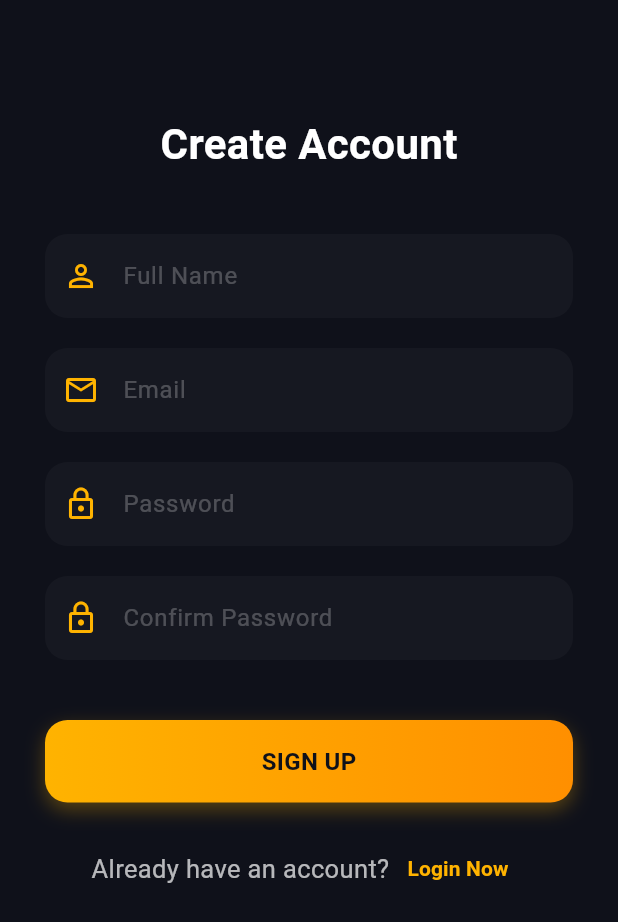
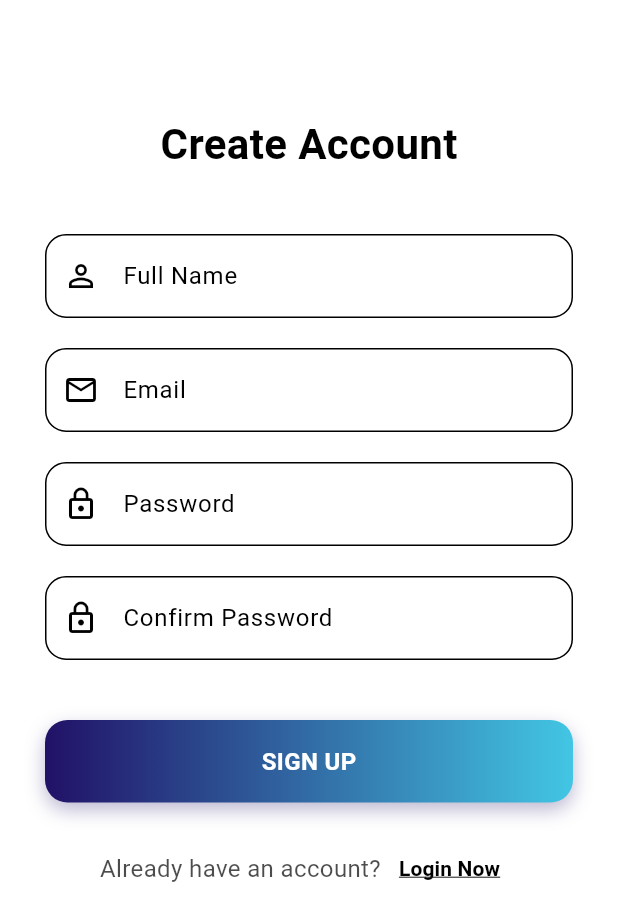
Before and after one commit to Wajhi-5092/my_fyp, a Flutter app: the screen it shows after launch, after a tap on "Sign Up", on a phone screen of 412 x 824 dp. Shown: the top 922 px of the screen. Run offline on Flutter 3.47's test engine with Material 3 defaults, Android fonts, the phone set to English and light mode, and no system bars; our stand-ins replace avatar_glow, connectivity_plus, flutter_highlight, shared_preferences, speech_to_text.

```diff
--- a/lib/core/widgets/custom_snackbar.dart
+++ b/lib/core/widgets/custom_snackbar.dart
@@ -33,8 +33,8 @@ class CustomSnackBar {
           ],
         ),
         backgroundColor: isError
-            ? Colors.redAccent.withValues(alpha: 0.8)
-            : const Color(0xFF00E5FF).withValues(alpha: 0.8),
+            ? const Color.fromARGB(255, 206, 37, 37).withValues(alpha: 0.8)
+            : const Color.fromARGB(255, 1, 181, 49).withValues(alpha: 0.8),
         behavior: SnackBarBehavior.floating,
         shape: RoundedRectangleBorder(borderRadius: BorderRadius.circular(12)),
         margin: const EdgeInsets.all(16),
--- a/lib/features/auth/screens/login_screen.dart
+++ b/lib/features/auth/screens/login_screen.dart
@@ -58,7 +58,7 @@ class _LoginScreenState extends State<LoginScreen>
   @override
   Widget build(BuildContext context) {
     return Scaffold(
-      backgroundColor: const Color(0xFF0F111A),
+      backgroundColor: const Color.fromARGB(255, 254, 254, 254),
       body: SingleChildScrollView(
         child: SafeArea(
           child: Padding(
@@ -86,17 +86,33 @@ class _LoginScreenState extends State<LoginScreen>
                 ),
 
                 const SizedBox(height: 20),
-                const Text(
-                  "Welcome Back",
-                  style: TextStyle(
-                    color: Colors.white,
-                    fontSize: 28,
-                    fontWeight: FontWeight.bold,
+                ShaderMask(
+                  shaderCallback: (bounds) => const LinearGradient(
+                    colors: [
+                      Color.fromARGB(255, 33, 17, 103),
+                      Color.fromARGB(255, 66, 198, 227),
+                    ],
+                    begin: Alignment.centerLeft,
+                    end: Alignment.centerRight,
+                  ).createShader(bounds),
+                  child: const Text(
+                    "Welcome Back",
+                    style: TextStyle(
+                      color: Colors.white,
+                      fontSize: 28,
+                      fontWeight: FontWeight.bold,
+                      fontFamily: 'Poppins',
+                    ),
                   ),
                 ),
                 const Text(
-                  "Login to your VoiceNoteX account",
-                  style: TextStyle(color: Colors.white54),
+                  "Login to your VoiceNoteX Account",
+                  style: TextStyle(
+                    color: Color.fromARGB(255, 9, 9, 24),
+                    fontSize: 15,
+                    fontFamily: 'Poppins',
+                    fontWeight: FontWeight.bold,
+                  ),
                 ),
                 const SizedBox(height: 50),
 
@@ -126,15 +142,25 @@ class _LoginScreenState extends State<LoginScreen>
                       );
                     },
                     child: const Text(
-                      "Forgot Password?",
-                      style: TextStyle(color: Color(0xFFFFB300)),
+                      "Forgot Password ?",
+                      style: TextStyle(
+                        color: Color.fromARGB(255, 0, 0, 0),
+                        fontWeight: FontWeight.bold,
+                      ),
                     ),
                   ),
                 ),
 
                 const SizedBox(height: 30),
                 GradientButton(
-                  label: "LOGIN",
+                  label: "Sign In",
+                  style: const TextStyle(
+                    color: Color.fromARGB(255, 255, 255, 255),
+                    fontSize: 16,
+                    fontWeight: FontWeight.bold,
+                    fontFamily: 'Poppins',
+                    fontStyle: FontStyle.normal,
+                  ),
                   onTap: () async {
                     if (_emailController.text.isEmpty ||
                         _passwordController.text.isEmpty) {
@@ -179,7 +205,7 @@ class _LoginScreenState extends State<LoginScreen>
                   children: [
                     const Text(
                       "Don't have an account?",
-                      style: TextStyle(color: Colors.white70),
+                      style: TextStyle(color: Color.fromARGB(251, 0, 0, 0)),
                     ),
                     TextButton(
                       onPressed: () {
@@ -193,8 +219,10 @@ class _LoginScreenState extends State<LoginScreen>
                       child: const Text(
                         "Sign Up",
                         style: TextStyle(
-                          color: Color(0xFFFFB300),
+                          color: Color.fromARGB(255, 0, 0, 0),
                           fontWeight: FontWeight.bold,
+                          decoration: TextDecoration.underline,
+                          fontSize: 15,
                         ),
                       ),
                     ),
--- a/lib/features/auth/screens/signup_screen.dart
+++ b/lib/features/auth/screens/signup_screen.dart
@@ -38,11 +38,11 @@ class _SignupScreenState extends State<SignupScreen> {
   @override
   Widget build(BuildContext context) {
     return Scaffold(
-      backgroundColor: const Color(0xFF0F111A),
+      backgroundColor: const Color.fromARGB(255, 255, 255, 255),
       appBar: AppBar(
-        backgroundColor: Colors.transparent,
+        backgroundColor: const Color.fromARGB(255, 255, 255, 255),
         elevation: 0,
-        iconTheme: const IconThemeData(color: Colors.white),
+        iconTheme: const IconThemeData(color: Color.fromARGB(255, 0, 0, 0)),
       ),
       body: SingleChildScrollView(
         child: SafeArea(
@@ -55,7 +55,7 @@ class _SignupScreenState extends State<SignupScreen> {
                 const Text(
                   "Create Account",
                   style: TextStyle(
-                    color: Colors.white,
+                    color: Color.fromARGB(255, 0, 0, 0),
                     fontSize: 28,
                     fontWeight: FontWeight.bold,
                   ),
@@ -91,6 +91,11 @@ class _SignupScreenState extends State<SignupScreen> {
 
                 GradientButton(
                   label: "SIGN UP",
+                  style: const TextStyle(
+                    color: Colors.white,
+                    fontSize: 16,
+                    fontWeight: FontWeight.bold,
+                  ),
                   onTap: () async {
                     if (_nameController.text.isEmpty ||
                         _emailController.text.isEmpty ||
@@ -152,7 +157,10 @@ class _SignupScreenState extends State<SignupScreen> {
                   children: [
                     const Text(
                       "Already have an account?",
-                      style: TextStyle(color: Colors.white70, fontSize: 17),
+                      style: TextStyle(
+                        color: Color.fromARGB(179, 0, 0, 0),
+                        fontSize: 16,
+                      ),
                     ),
                     TextButton(
                       onPressed: () {
@@ -167,8 +175,9 @@ class _SignupScreenState extends State<SignupScreen> {
                       child: const Text(
                         "Login Now",
                         style: TextStyle(
-                          color: Color(0xFFFFB300),
+                          color: Color.fromARGB(255, 0, 0, 0),
                           fontWeight: FontWeight.bold,
+                          decoration: TextDecoration.underline,
                         ),
                       ),
                     ),
--- a/lib/features/auth/widgets/login_signup_widget.dart
+++ b/lib/features/auth/widgets/login_signup_widget.dart
@@ -8,6 +8,7 @@ class CustomTextField extends StatelessWidget {
   final IconData icon;
   final bool isPassword;
   final TextEditingController? controller;
+  final Color? iconColor;
 
   const CustomTextField({
     super.key,
@@ -15,6 +16,7 @@ class CustomTextField extends StatelessWidget {
     required this.icon,
     this.isPassword = false,
     this.controller,
+    this.iconColor,
   });
 
   @override
@@ -22,16 +24,25 @@ class CustomTextField extends StatelessWidget {
     return TextField(
       controller: controller,
       obscureText: isPassword,
-      style: const TextStyle(color: Colors.white),
+      style: const TextStyle(color: Color.fromARGB(255, 0, 0, 0)),
       decoration: InputDecoration(
         hintText: hint,
-        hintStyle: const TextStyle(color: Colors.white24),
-        prefixIcon: Icon(icon, color: const Color(0xFFFFB300)),
-        filled: true,
-        fillColor: Colors.white.withValues(alpha: 0.03),
+        hintStyle: const TextStyle(color: Color.fromARGB(255, 0, 0, 0)),
+        prefixIcon: Icon(
+          icon,
+          color: iconColor ?? const Color.fromARGB(255, 0, 0, 0),
+        ),
         border: OutlineInputBorder(
-          borderRadius: BorderRadius.circular(15),
-          borderSide: BorderSide.none,
+          borderRadius: BorderRadius.circular(14),
+          borderSide: BorderSide(color: const Color.fromARGB(255, 5, 44, 116)),
+        ),
+        enabledBorder: OutlineInputBorder(
+          borderRadius: BorderRadius.circular(14),
+          borderSide: BorderSide(color: const Color.fromARGB(255, 0, 0, 0)),
+        ),
+        focusedBorder: OutlineInputBorder(
+          borderRadius: BorderRadius.circular(14),
+          borderSide: BorderSide(color: const Color.fromARGB(255, 5, 44, 116)),
         ),
       ),
     );
@@ -44,8 +55,14 @@ class CustomTextField extends StatelessWidget {
 class GradientButton extends StatelessWidget {
   final String label;
   final VoidCallback onTap;
+  final TextStyle? style;
 
-  const GradientButton({super.key, required this.label, required this.onTap});
+  const GradientButton({
+    super.key,
+    required this.label,
+    required this.onTap,
+    this.style,
+  });
 
   @override
   Widget build(BuildContext context) {
@@ -56,12 +73,20 @@ class GradientButton extends StatelessWidget {
         height: 55,
         decoration: BoxDecoration(
           gradient: const LinearGradient(
-            colors: [Color(0xFFFFB300), Color(0xFFFF8F00)],
+            colors: [
+              Color.fromARGB(255, 33, 17, 103),
+              Color.fromARGB(255, 66, 198, 227),
+            ],
           ),
           borderRadius: BorderRadius.circular(15),
           boxShadow: [
             BoxShadow(
-              color: const Color(0xFFFFB300).withValues(alpha: 0.3),
+              color: const Color.fromARGB(
+                255,
+                33,
+                17,
+                103,
+              ).withValues(alpha: 0.3),
               blurRadius: 10,
               offset: const Offset(0, 5),
             ),
@@ -70,11 +95,13 @@ class GradientButton extends StatelessWidget {
         child: Center(
           child: Text(
             label,
-            style: const TextStyle(
-              color: Color(0xFF0F111A),
-              fontSize: 16,
-              fontWeight: FontWeight.bold,
-            ),
+            style:
+                style ??
+                const TextStyle(
+                  color: Color(0xFF0F111A),
+                  fontSize: 16,
+                  fontWeight: FontWeight.bold,
+                ),
           ),
         ),
       ),
--- a/lib/features/splash/screens/splash_screen.dart
+++ b/lib/features/splash/screens/splash_screen.dart
@@ -92,7 +92,7 @@ class _SplashScreenState extends State<SplashScreen>
   @override
   Widget build(BuildContext context) {
     return Scaffold(
-      backgroundColor: const Color.fromARGB(255, 0, 0, 0),
+      backgroundColor: const Color.fromARGB(255, 255, 255, 255),
       body: Center(
         child: FadeTransition(
           opacity: _controller,
--- a/lib/main.dart
+++ b/lib/main.dart
@@ -17,13 +17,6 @@ class MyApp extends StatelessWidget {
   Widget build(BuildContext context) {
     return MaterialApp(
       debugShowCheckedModeBanner: false,
-      theme: ThemeData(
-        scaffoldBackgroundColor: const Color.fromARGB(255, 255, 255, 255),
-        colorScheme: ColorScheme.fromSeed(
-          seedColor: const Color.fromARGB(255, 255, 254, 250),
-          brightness: Brightness.light,
-        ),
-      ),
       home: const SplashScreen(),
     );
   }
```
Also changed, not shown: lib/features/auth/screens/forgot_password_screen.dart (+9 -6 lines), lib/features/home/screens/home_screen.dart (+52 -17 lines), lib/features/home/widgets/chat_drawer.dart (+30 -6 lines), lib/features/home/widgets/style_dialog.dart (+14 -13 lines), lib/features/speech_ai/screens/speech_screen.dart (+13 -17 lines), 1 other file.
